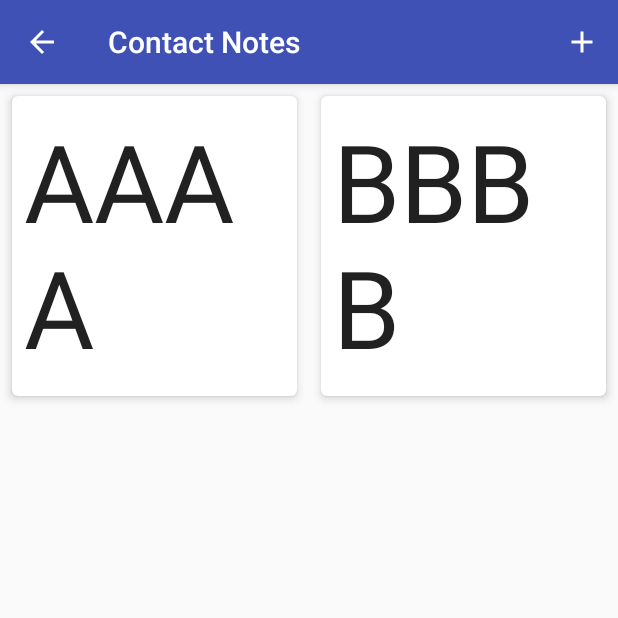
After one commit to alorma/ContactNotes, an Android app: the NotesActivity screen opened directly, with no data from a screen before it, on a phone screen of 412 x 824 dp, the top half of it. The commit adds this screen. Run offline under Robolectric (Android 15) with nearby library versions, the phone set to English and light mode, and no system bars.

Commit message:
Load notes from user

```diff
--- a/app/src/main/AndroidManifest.xml
+++ b/app/src/main/AndroidManifest.xml
@@ -20,7 +20,7 @@
             </intent-filter>
         </activity>
         <activity android:name=".ui.contacts.pick.ContactsActivity"/>
-        <activity android:name=".ui.notes.NoteActivity"/>
+        <activity android:name=".ui.notes.NotesActivity"/>
         <activity android:name=".ui.contacts.create.CreateContactActivity"/>
     </application>
 
--- a/app/src/main/java/com/alorma/contactnotes/domain/ListContactsWithNotesUseCase.kt
+++ b/app/src/main/java/com/alorma/contactnotes/domain/ListContactsWithNotesUseCase.kt
@@ -32,6 +32,8 @@ class ListContactsWithNotesUseCase(private val contactsRepository: ContactsRepos
     }
 
     private fun getContactWithNotes(contact: Contact): Flowable<List<Note>> {
-        return notesRepository.getNotesFromUser(contact.rawId).toFlowable()
+        return notesRepository.getNotesFromUser(contact.rawId)
+                .toFlowable()
+                .defaultIfEmpty(listOf())
     }
 }
--- a/app/src/main/java/com/alorma/contactnotes/domain/notes/NotesRepository.kt
+++ b/app/src/main/java/com/alorma/contactnotes/domain/notes/NotesRepository.kt
@@ -4,6 +4,6 @@ import io.reactivex.Maybe
 
 class NotesRepository {
     fun getNotesFromUser(userId: String): Maybe<List<Note>> {
-        return Maybe.just(listOf(Note("$userId -  AAAAA")))
+        return Maybe.empty()
     }
 }
--- a/app/src/main/java/com/alorma/contactnotes/ui/AppViewModelFactory.kt
+++ b/app/src/main/java/com/alorma/contactnotes/ui/AppViewModelFactory.kt
@@ -10,14 +10,12 @@ import com.alorma.contactnotes.ui.overview.OverviewViewModel
 
 @Suppress("UNCHECKED_CAST")
 class AppViewModelFactory(private val listExternalContactsUseCase: ListExternalContactsUseCase,
-                          private val listContactsWithNotesUseCase: ListContactsWithNotesUseCase,
-                          private val insertContactUseCase: InsertContactUseCase) : ViewModelProvider.Factory {
+                          private val listContactsWithNotesUseCase: ListContactsWithNotesUseCase) : ViewModelProvider.Factory {
 
     override fun <T : ViewModel> create(modelClass: Class<T>): T {
         return when (modelClass) {
             ContactsViewModel::class.java -> ContactsViewModel(listExternalContactsUseCase) as T
             OverviewViewModel::class.java -> OverviewViewModel(listContactsWithNotesUseCase) as T
-        //NoteViewModel::class.java -> NoteViewModel(getNoteFromContactUseCase) as T
             else -> throw IllegalArgumentException()
         }
     }
--- a/app/src/main/java/com/alorma/contactnotes/ui/Injector.kt
+++ b/app/src/main/java/com/alorma/contactnotes/ui/Injector.kt
@@ -26,8 +26,8 @@ open class Injector {
 
     private fun provideAppViewModelFactory(context: Context): ViewModelProvider.Factory {
         return AppViewModelFactory(provideListExternalContactsUseCase(context),
-                provideListContactsWithNotesUseCase(context),
-                provideInsertContactUseCase(context))
+                provideListContactsWithNotesUseCase(context)
+        )
     }
 
     private fun provideContactsRepository(context: Context): ContactsRepository {
--- /dev/null
+++ b/app/src/main/java/com/alorma/contactnotes/ui/notes/ListNotesViewModel.kt
@@ -0,0 +1,30 @@
+package com.alorma.contactnotes.ui.notes
+
+import android.arch.lifecycle.LiveData
+import android.arch.lifecycle.MutableLiveData
+import android.arch.lifecycle.ViewModel
+import com.alorma.contactnotes.domain.notes.Note
+import java.util.*
+
+class ListNotesViewModel : ViewModel() {
+
+    private val items = mutableListOf<Note>()
+
+    private val addNoteLiveData = MutableLiveData<Boolean>()
+    private val notesLiveData = MutableLiveData<List<Note>>()
+
+    fun getData(): LiveData<List<Note>> = notesLiveData
+
+    fun load() {
+        items.add(Note("AAAA"))
+        items.add(Note("BBBB"))
+        notesLiveData.postValue(items)
+    }
+
+    fun createNote() {
+        items.add(Note(UUID.randomUUID().toString()))
+        addNoteLiveData.postValue(true)
+        notesLiveData.postValue(items)
+    }
+
+}
--- /dev/null
+++ b/app/src/main/java/com/alorma/contactnotes/ui/notes/NotesActivity.kt
@@ -0,0 +1,72 @@
+package com.alorma.contactnotes.ui.notes
+
+import android.arch.lifecycle.Observer
+import android.arch.lifecycle.ViewModelProviders
+import android.content.Context
+import android.content.Intent
+import android.os.Bundle
+import android.support.v7.app.AppCompatActivity
+import android.support.v7.widget.GridLayoutManager
+import android.support.v7.widget.LinearLayoutManager
+import android.view.Menu
+import android.view.MenuItem
+import com.alorma.contactnotes.R
+import kotlinx.android.synthetic.main.activity_notes.*
+
+class NotesActivity : AppCompatActivity() {
+
+    companion object {
+        private val EXTRA_CONTACT_ID = "CONTACT_ID"
+
+        fun newInstance(context: Context, contactId: String): Intent {
+            return Intent(context, NotesActivity::class.java).apply {
+                putExtra(EXTRA_CONTACT_ID, contactId)
+            }
+        }
+    }
+
+    private lateinit var notesViewModel: ListNotesViewModel
+    private lateinit var adapter: NotesAdapter
+
+    override fun onCreate(savedInstanceState: Bundle?) {
+        super.onCreate(savedInstanceState)
+        setContentView(R.layout.activity_notes)
+
+        supportActionBar?.setDisplayHomeAsUpEnabled(true)
+
+        notesViewModel = ViewModelProviders.of(this, NotesViewModelFactory()).get(ListNotesViewModel::class.java)
+
+        createAdapter()
+        subscribe()
+
+        if (savedInstanceState == null) {
+            notesViewModel.load()
+        }
+    }
+
+    private fun createAdapter() {
+        adapter = NotesAdapter()
+        val manager = GridLayoutManager(this, 2)
+        recyclerNotes.layoutManager = manager
+        recyclerNotes.adapter = adapter
+    }
+
+    private fun subscribe() {
+        notesViewModel.getData().observe(this, Observer {
+            it?.let { adapter.updateList(it) }
+        })
+    }
+
+    override fun onCreateOptionsMenu(menu: Menu?): Boolean {
+        menuInflater.inflate(R.menu.notes_menu, menu)
+        return super.onCreateOptionsMenu(menu)
+    }
+
+    override fun onOptionsItemSelected(item: MenuItem?): Boolean {
+        when (item?.itemId) {
+            android.R.id.home -> finish()
+            R.id.menuActionAddNote -> notesViewModel.createNote()
+        }
+        return super.onOptionsItemSelected(item)
+    }
+}
--- /dev/null
+++ b/app/src/main/java/com/alorma/contactnotes/ui/notes/NotesAdapter.kt
@@ -0,0 +1,43 @@
+package com.alorma.contactnotes.ui.notes
+
+import android.support.v7.widget.RecyclerView
+import android.view.LayoutInflater
+import android.view.View
+import android.view.ViewGroup
+import com.alorma.contactnotes.R
+import com.alorma.contactnotes.domain.notes.Note
+import kotlinx.android.synthetic.main.note_row.view.*
+
+class NotesAdapter : RecyclerView.Adapter<NotesAdapter.ViewHolder>() {
+
+    private val items = mutableListOf<Note>()
+
+    override fun onCreateViewHolder(parent: ViewGroup, viewType: Int) = ViewHolder(LayoutInflater.from(parent.context)
+            .inflate(R.layout.note_row, parent, false))
+
+    override fun onBindViewHolder(holder: ViewHolder, position: Int) = holder.populate(items[position])
+
+    override fun getItemCount() = items.size
+
+    fun addAll(newItems: Collection<Note>) {
+        items.addAll(newItems)
+        notifyDataSetChanged()
+    }
+
+    fun updateList(newItems: Collection<Note>) {
+        items.clear()
+        items.addAll(newItems)
+        notifyDataSetChanged()
+    }
+
+    fun clear() {
+        items.clear()
+        notifyDataSetChanged()
+    }
+
+    class ViewHolder(itemView: View) : RecyclerView.ViewHolder(itemView) {
+        fun populate(note: Note) {
+            itemView.note.text = note.text
+        }
+    }
+}
--- /dev/null
+++ b/app/src/main/java/com/alorma/contactnotes/ui/notes/NotesVIewModelFactory.kt
@@ -0,0 +1,14 @@
+package com.alorma.contactnotes.ui.notes
+
+import android.arch.lifecycle.ViewModel
+import android.arch.lifecycle.ViewModelProvider
+
+class NotesViewModelFactory : ViewModelProvider.Factory {
+    override fun <T : ViewModel> create(modelClass: Class<T>): T {
+        return when (modelClass) {
+            ListNotesViewModel::class.java -> ListNotesViewModel() as T
+            else -> throw IllegalArgumentException()
+        }
+    }
+
+}
--- a/app/src/main/java/com/alorma/contactnotes/ui/overview/ContactsOverviewAdapter.kt
+++ b/app/src/main/java/com/alorma/contactnotes/ui/overview/ContactsOverviewAdapter.kt
@@ -28,6 +28,7 @@ class ContactsOverviewAdapter(private val callback: (Contact) -> Unit) : Recycle
         private val contactImage: ImageView = itemView.findViewById(R.id.contactPhoto)
         private val contactName: TextView = itemView.findViewById(R.id.contactName)
         private val contactNote: TextView = itemView.findViewById(R.id.contactNote)
+        private val noNotesText: TextView = itemView.findViewById(R.id.noNotesText)
 
         fun populate(contact: Contact) {
             contactName.text = contact.name
@@ -45,6 +46,11 @@ class ContactsOverviewAdapter(private val callback: (Contact) -> Unit) : Recycle
                     val maxLength = Math.min(text.length, 100) - 1
                     val substringRange = 0..maxLength
                     contactNote.text = text[substringRange]
+                    contactNote.visibility = View.VISIBLE
+                    noNotesText.visibility = View.GONE
+                } else {
+                    contactNote.visibility = View.GONE
+                    noNotesText.visibility = View.VISIBLE
                 }
             }
 
--- a/app/src/main/java/com/alorma/contactnotes/ui/overview/OverviewActivity.kt
+++ b/app/src/main/java/com/alorma/contactnotes/ui/overview/OverviewActivity.kt
@@ -11,7 +11,7 @@ import android.widget.Toast
 import com.alorma.contactnotes.R
 import com.alorma.contactnotes.domain.contacts.Contact
 import com.alorma.contactnotes.ui.contacts.create.CreateContactActivity
-import com.alorma.contactnotes.ui.notes.NoteActivity
+import com.alorma.contactnotes.ui.notes.NotesActivity
 import com.google.android.gms.auth.api.Auth
 import com.google.android.gms.auth.api.signin.GoogleSignInAccount
 import com.google.android.gms.auth.api.signin.GoogleSignInOptions
@@ -91,7 +91,7 @@ class OverviewActivity : AppCompatActivity(), GoogleApiClient.OnConnectionFailed
     private fun setupAdapter() {
         recyclerOverview.layoutManager = GridLayoutManager(this, 2)
         contactsAdapter = ContactsOverviewAdapter({
-            startActivity(NoteActivity.newInstance(this@OverviewActivity, it.rawId))
+            startActivity(NotesActivity.newInstance(this@OverviewActivity, it.rawId))
         })
         recyclerOverview.adapter = contactsAdapter
     }
@@ -135,7 +135,6 @@ class OverviewActivity : AppCompatActivity(), GoogleApiClient.OnConnectionFailed
     override fun onActivityResult(requestCode: Int, resultCode: Int, data: Intent?) {
         super.onActivityResult(requestCode, resultCode, data)
 
-
         // Result returned from launching the Intent from GoogleSignInApi.getSignInIntent(...);
         if (requestCode == RC_SIGN_IN) {
             val result = Auth.GoogleSignInApi.getSignInResultFromIntent(data)
--- /dev/null
+++ b/app/src/main/res/layout/note_row.xml
@@ -0,0 +1,39 @@
+<?xml version="1.0" encoding="utf-8"?>
+<FrameLayout xmlns:android="http://schemas.android.com/apk/res/android"
+             xmlns:app="http://schemas.android.com/apk/res-auto"
+             xmlns:tools="http://schemas.android.com/tools"
+             android:layout_width="match_parent"
+             android:layout_height="wrap_content"
+             android:foreground="?selectableItemBackground"
+             android:orientation="horizontal">
+
+    <android.support.v7.widget.CardView
+        android:layout_width="match_parent"
+        android:layout_height="wrap_content"
+        android:layout_margin="8dp"
+        app:cardCornerRadius="4dp"
+        app:cardElevation="4dp">
+
+        <LinearLayout
+            android:layout_width="match_parent"
+            android:layout_height="match_parent"
+            android:orientation="vertical">
+
+            <TextView
+                android:id="@+id/note"
+                android:layout_width="match_parent"
+                android:layout_height="200dp"
+                android:layout_gravity="end|center_vertical"
+                android:padding="8dp"
+                android:textAppearance="@style/Base.TextAppearance.AppCompat.Subhead"
+                app:autoSizeMaxTextSize="100sp"
+                app:autoSizeMinTextSize="12sp"
+                app:autoSizeStepGranularity="2sp"
+                app:autoSizeTextType="uniform"
+                tools:text="6dvbkeb fje r gje r goerhgoerh gjehgoue guehguehgiuh  3giuh  ouhe4oughe4ouhe4"
+                />
+
+        </LinearLayout>
+    </android.support.v7.widget.CardView>
+
+</FrameLayout>
--- /dev/null
+++ b/app/src/main/res/menu/notes_menu.xml
@@ -0,0 +1,10 @@
+<?xml version="1.0" encoding="utf-8"?>
+<menu xmlns:android="http://schemas.android.com/apk/res/android"
+      xmlns:app="http://schemas.android.com/apk/res-auto">
+
+    <item
+        android:icon="@drawable/ic_add_white"
+        android:title="Add note"
+        android:id="@+id/menuActionAddNote"
+        app:showAsAction="always"/>
+</menu>
```
Also changed, not shown: app/src/main/java/com/alorma/contactnotes/ui/notes/NoteActivity.kt (deleted, +0 -52 lines), app/src/main/java/com/alorma/contactnotes/ui/notes/NoteViewModel.kt (deleted, +0 -22 lines), app/src/main/java/com/alorma/contactnotes/ui/notes/NotesInjector.kt (deleted, +0 -11 lines), app/src/main/res/layout/activity_notes.xml (renamed from app/src/main/res/layout/activity_note_editor.xml, +4 -9 lines), app/src/main/res/layout/contact_overview_row.xml (+18 -3 lines).
